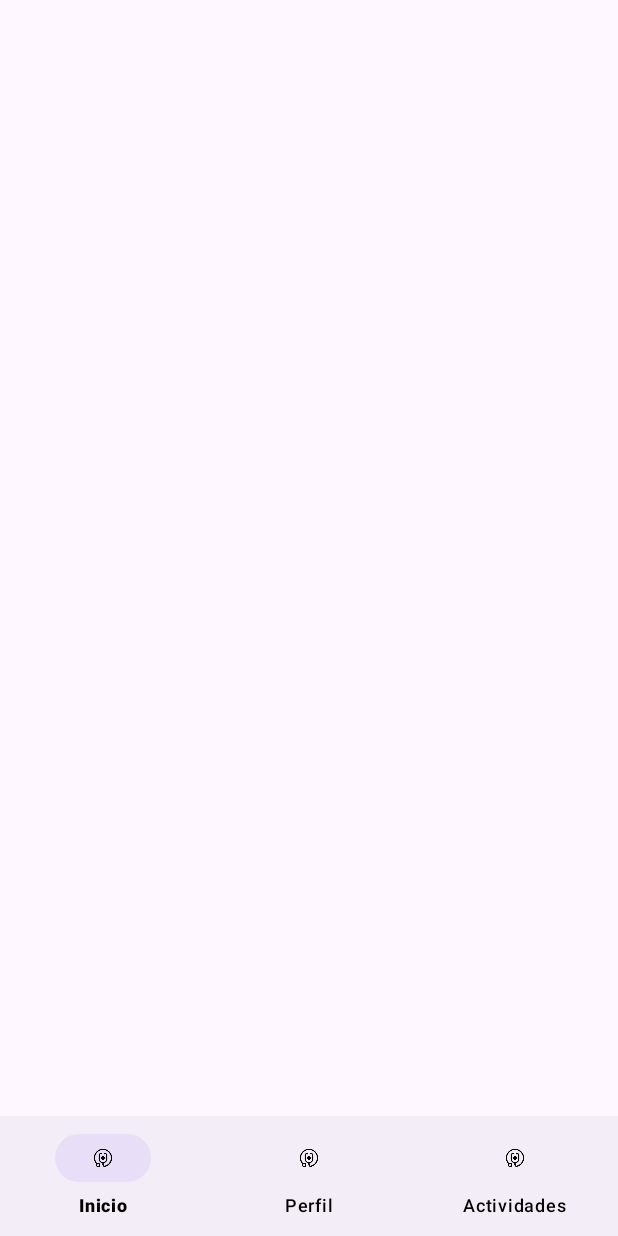
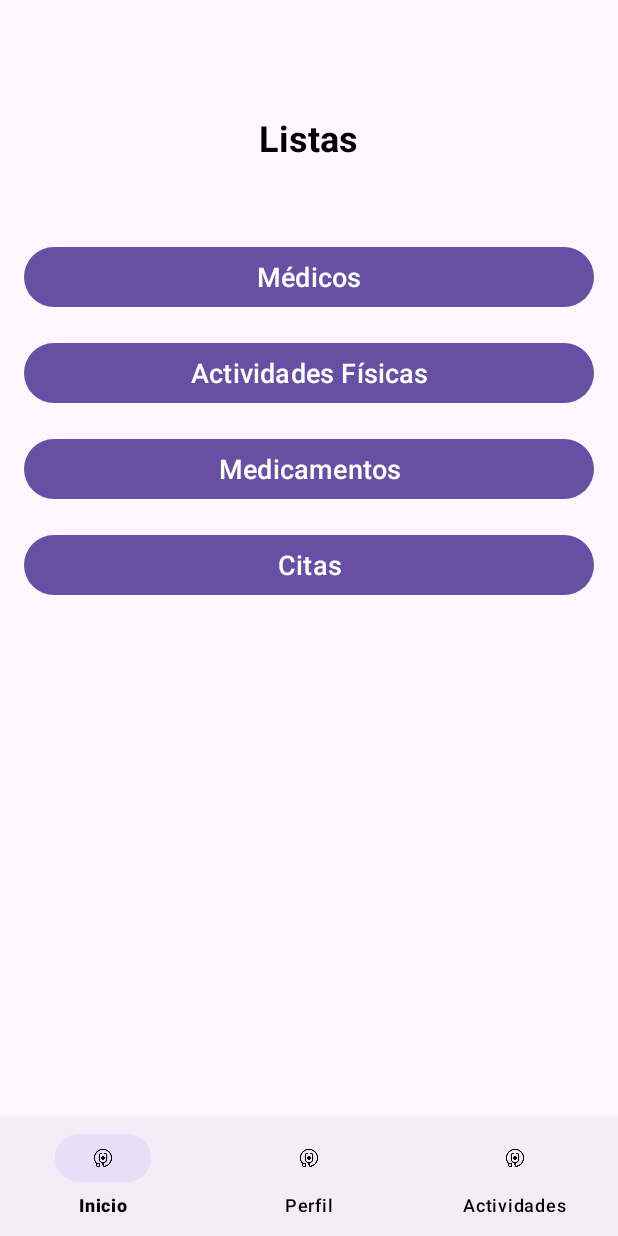
Before and after one commit to Camilo1138/ProyectoFinal, an Android app: the actividadesActivity screen opened directly, with no data from a screen before it, on a phone screen of 412 x 824 dp. Run offline under Robolectric (Android 15) with nearby library versions, the phone set to English and light mode, and no system bars.

Commit message:
cambio de actividad

```diff
--- a/app/src/main/java/com/example/myapplication/ListadoMedicosActivity.java
+++ b/app/src/main/java/com/example/myapplication/ListadoMedicosActivity.java
@@ -26,7 +26,13 @@ public class ListadoMedicosActivity extends AppCompatActivity {
         // Referencias de vistas
         listViewMedicos = findViewById(R.id.listViewMedicos);
         btnAgregarMedico = findViewById(R.id.btnAgregarMedico);
+        //Button buttonMedicos = findViewById(R.id.btn_medicos);
         Button btnSalir = findViewById(R.id.btnSalir);
+        Button btnMedicos = findViewById(R.id.btn_medicos);
+        btnMedicos.setOnClickListener(v -> {
+            Intent intent = new Intent(this, ListadoMedicosActivity.class);
+            startActivity(intent);
+        });
 
         // Mostrar la lista de médicos
         actualizarLista();
--- a/app/src/main/java/com/example/myapplication/actividadesActivity.java
+++ b/app/src/main/java/com/example/myapplication/actividadesActivity.java
@@ -1,5 +1,6 @@
 package com.example.myapplication;
 
+import android.annotation.SuppressLint;
 import android.content.Intent;
 import android.os.Bundle;
 
@@ -16,6 +17,7 @@ import java.util.Map;
 
 public class actividadesActivity extends AppCompatActivity {
 
+    @SuppressLint("MissingInflatedId")
     @Override
     protected void onCreate(Bundle savedInstanceState) {
         super.onCreate(savedInstanceState);
--- a/app/src/main/res/layout/activity_actividades.xml
+++ b/app/src/main/res/layout/activity_actividades.xml
@@ -4,6 +4,64 @@
     android:layout_width="match_parent"
     android:id="@+id/actividades"
     android:layout_height="match_parent">
+
+    <!-- Encabezado -->
+    <TextView
+        android:id="@+id/header_listas"
+        android:layout_width="wrap_content"
+        android:layout_height="wrap_content"
+        android:layout_marginTop="75dp"
+        android:layout_centerHorizontal="true"
+        android:text="Listas"
+        android:textSize="24sp"
+        android:textStyle="bold"
+        android:textColor="@color/black" />
+
+    <!-- Contenedor de botones -->
+    <LinearLayout
+        android:id="@+id/button_container"
+        android:layout_width="match_parent"
+        android:layout_height="wrap_content"
+        android:layout_marginTop="65pt"
+        android:orientation="vertical"
+        android:padding="16dp">
+
+        <!-- Botón Médicos -->
+        <Button
+            android:id="@+id/btn_medicos"
+            android:layout_width="match_parent"
+            android:layout_height="wrap_content"
+            android:text="Médicos"
+            android:textSize="18sp"
+            android:layout_marginBottom="16dp" />
+
+        <!-- Botón Actividades Físicas -->
+        <Button
+            android:id="@+id/btn_actividades"
+            android:layout_width="match_parent"
+            android:layout_height="wrap_content"
+            android:text="Actividades Físicas"
+            android:textSize="18sp"
+            android:layout_marginBottom="16dp" />
+
+        <!-- Botón Medicamentos -->
+        <Button
+            android:id="@+id/btn_medicamentos"
+            android:layout_width="match_parent"
+            android:layout_height="wrap_content"
+            android:text="Medicamentos"
+            android:textSize="18sp"
+            android:layout_marginBottom="16dp" />
+
+        <!-- Botón Citas -->
+        <Button
+            android:id="@+id/btn_citas"
+            android:layout_width="match_parent"
+            android:layout_height="wrap_content"
+            android:text="Citas"
+            android:textSize="18sp" />
+
+    </LinearLayout>
 
     <!-- Contenedor principal donde se mostrarán los fragmentos -->
     <FrameLayout
```
